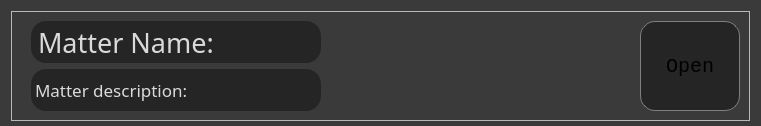
Before: the Qt Designer form matterWidget.ui in GazButane/MatterIndex, drawn with Qt 5.
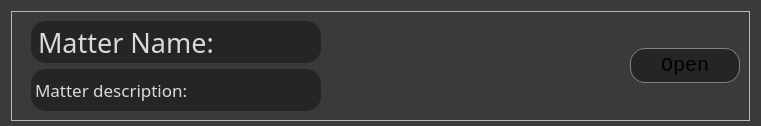
After: the same form once the commit is applied. Icons and pictures are not drawn.

Patch:
```diff
--- a/matterWidget.ui
+++ b/matterWidget.ui
@@ -374,21 +374,21 @@
       <item>
        <widget class="QPushButton" name="openMatterButton">
         <property name="sizePolicy">
-         <sizepolicy hsizetype="Fixed" vsizetype="Minimum">
+         <sizepolicy hsizetype="Fixed" vsizetype="Fixed">
           <horstretch>0</horstretch>
           <verstretch>0</verstretch>
          </sizepolicy>
         </property>
         <property name="minimumSize">
          <size>
-          <width>100</width>
+          <width>110</width>
           <height>0</height>
          </size>
         </property>
         <property name="maximumSize">
          <size>
-          <width>100</width>
-          <height>16777215</height>
+          <width>110</width>
+          <height>35</height>
          </size>
         </property>
         <property name="font">
```
